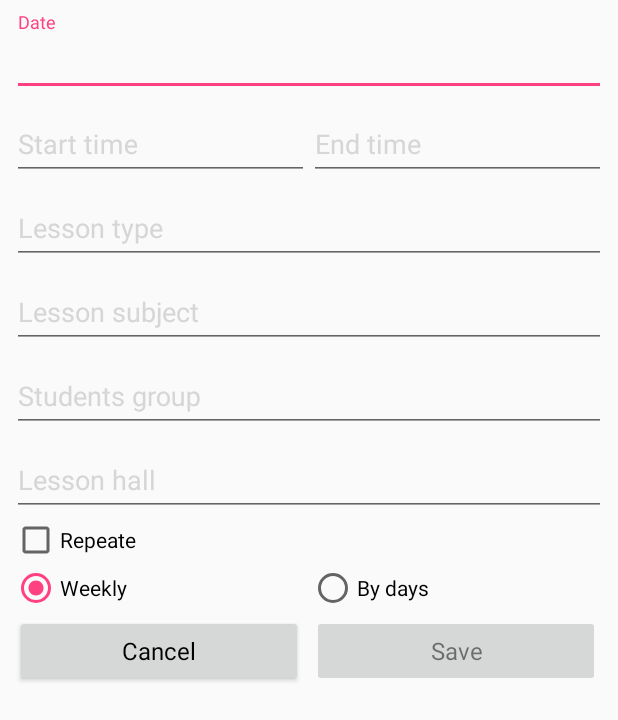
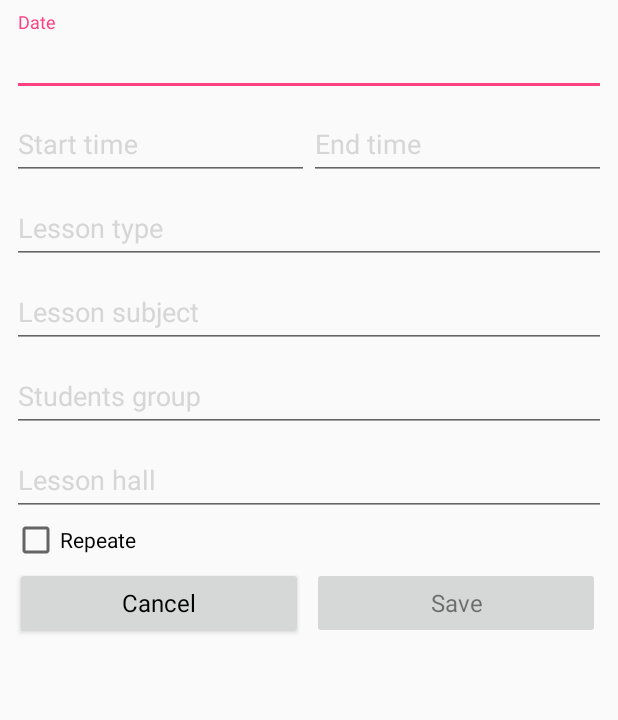
Before and after one commit to jamgrorg/TeacherOrganizer, an Android app: the layout activity_detail_ttoc_dialog.xml on its own in the app's theme, with its tools: preview values and no code run, on a phone screen of 412 x 824 dp. Shown: the top 720 px of the screen. Run offline under Robolectric (Android 15) with nearby library versions, the phone set to English and light mode, and no system bars; plain views replace ActionProcessButton.

Commit message:
delete repeating

```diff
--- a/app/src/main/java/com/gmail/jamgrorg/teacherorganizer/DetailTTOCDialogActivity.java
+++ b/app/src/main/java/com/gmail/jamgrorg/teacherorganizer/DetailTTOCDialogActivity.java
@@ -12,6 +12,7 @@ import android.widget.CompoundButton;
 import android.widget.EditText;
 import android.widget.LinearLayout;
 import android.widget.RadioButton;
+import android.widget.Toast;
 
 import com.gmail.jamgrorg.teacherorganizer.fragments.FragmentTimetable_of_classes;
 import com.wdullaer.materialdatetimepicker.time.RadialPickerLayout;
@@ -44,8 +45,6 @@ public class DetailTTOCDialogActivity extends AppCompatActivity implements com.w
     private static final boolean[] validFields = {false, false, false, false, false, false};
     private static CheckBox newTTOCRepeatCheckbox;
     private static LinearLayout newTTOCRepeatLayout;
-    private static RadioButton newTTOCWeeklyRadioButton;
-    private static RadioButton newTTOCByDaysRadioButton;
 
     @Override
     protected void onCreate(Bundle savedInstanceState) {
@@ -77,8 +76,6 @@ public class DetailTTOCDialogActivity extends AppCompatActivity implements com.w
         Button newTTOCCancelButton = (Button) findViewById(R.id.new_ttoc_cancel_buton);
         newTTOCRepeatCheckbox = (CheckBox) findViewById(R.id.new_ttoc_repeat_checkbox);
         newTTOCRepeatLayout = (LinearLayout) findViewById(R.id.new_ttoc_repeat_layout);
-        newTTOCWeeklyRadioButton = (RadioButton) findViewById(R.id.new_ttoc_repeat_weekly_radiobutton);
-        newTTOCByDaysRadioButton = (RadioButton) findViewById(R.id.new_ttoc_repeat_by_days_radiobutton);
 
         newTTOCDateField.setKeyListener(null);
         newTTOCStartTimeField.setKeyListener(null);
@@ -221,6 +218,7 @@ public class DetailTTOCDialogActivity extends AppCompatActivity implements com.w
                             newTTOCSubjectField.getText().toString().trim(),
                             newTTOCGroupField.getText().toString().trim(),
                             newTTOCLessonHallField.getText().toString().trim());
+
                 } else { // Если редактируется существующая заметка
                     MainActivity.databaseHelper.updateTTOCRecord(id,
                             newTTOCDateField.getText().toString().trim(),
--- a/app/src/main/res/layout/activity_detail_ttoc_dialog.xml
+++ b/app/src/main/res/layout/activity_detail_ttoc_dialog.xml
@@ -231,7 +231,8 @@
             <LinearLayout
                 android:orientation="vertical"
                 android:layout_width="match_parent"
-                android:layout_height="match_parent">
+                android:layout_height="match_parent"
+                android:visibility="visible">
 
                 <CheckBox
                     android:layout_width="wrap_content"
@@ -244,7 +245,7 @@
                     android:orientation="horizontal"
                     android:layout_width="match_parent"
                     android:layout_height="match_parent"
-                    android:visibility="visible"
+                    android:visibility="gone"
                     android:id="@+id/new_ttoc_repeat_layout">
 
                     <RadioGroup
```
